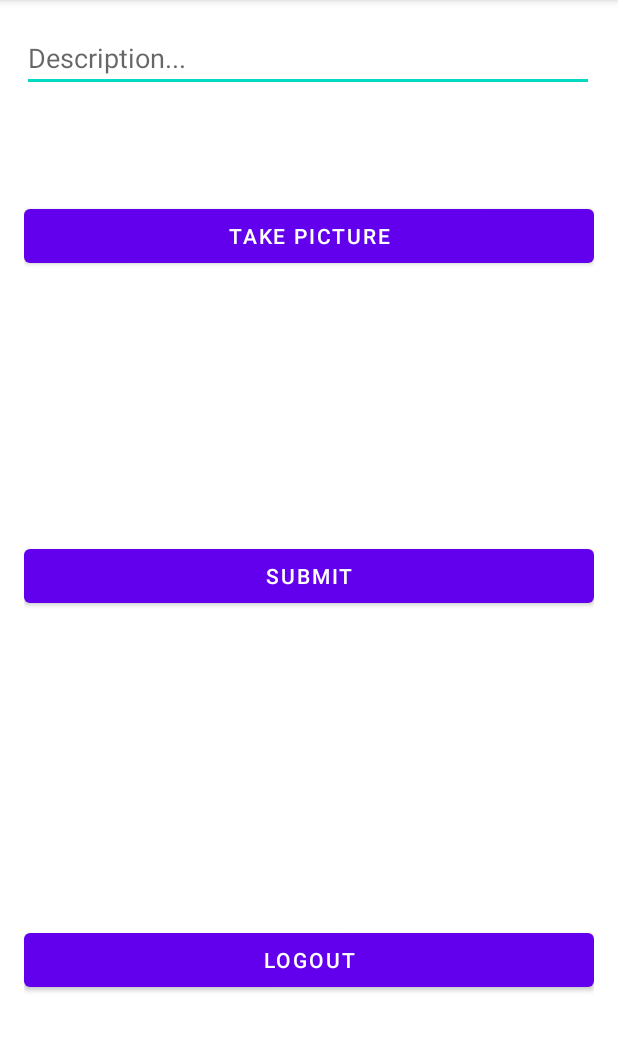
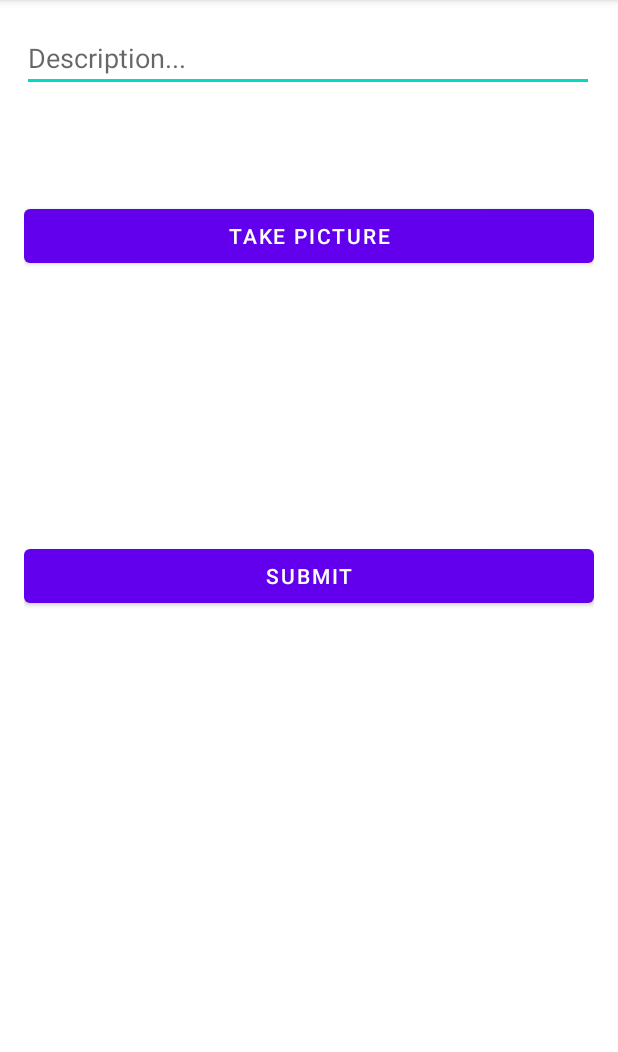
Before and after one commit to mollyxu/Instagram, an Android app: the MainActivity screen opened directly, with no data from a screen before it, on a phone screen of 412 x 824 dp, the part 84-1136 px from its top. Run offline under Robolectric (Android 15) with nearby library versions, the phone set to English and light mode, and no system bars; libraries missing offline, so code that uses them is left out: com.parse.

Commit message:
removed buttons and added menu bar to handle all of the navigating

```diff
--- a/app/src/main/res/layout/activity_main.xml
+++ b/app/src/main/res/layout/activity_main.xml
@@ -44,15 +44,4 @@
         android:layout_centerVertical="true"
         android:text="Submit" />
 
-    <Button
-        android:id="@+id/btnLogout"
-        android:layout_width="match_parent"
-        android:layout_height="wrap_content"
-        android:layout_alignParentStart="true"
-        android:layout_alignParentTop="true"
-        android:layout_marginStart="0dp"
-        android:layout_marginTop="600dp"
-        android:onClick="onLogoutButton"
-        android:text="Logout" />
-
 </RelativeLayout>
--- a/app/src/main/res/values/colors.xml
+++ b/app/src/main/res/values/colors.xml
@@ -7,4 +7,5 @@
     <color name="teal_700">#FF018786</color>
     <color name="black">#FF000000</color>
     <color name="white">#FFFFFFFF</color>
+
 </resources>
--- /dev/null
+++ b/app/src/main/res/values/styles.xml
@@ -0,0 +1,3 @@
+<?xml version="1.0" encoding="utf-8"?>
+<resources>
+</resources>
```
Also changed, not shown: app/src/main/java/com/example/instagram/FeedActivity.java (+37 -1 lines), app/src/main/java/com/example/instagram/LoginActivity.java (+5 -5 lines), app/src/main/java/com/example/instagram/MainActivity.java (+13 -12 lines), app/src/main/res/menu/menu_main.xml (added, +15 -0 lines), app/src/main/res/drawable/camera_shadow_fill.png (added).
